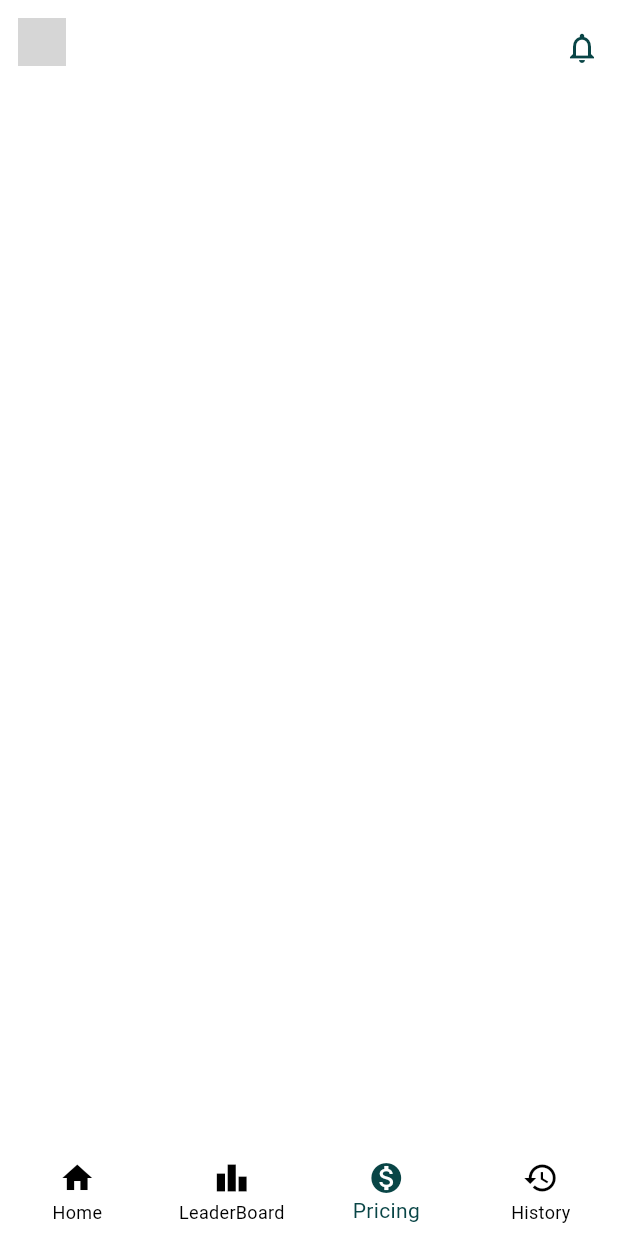
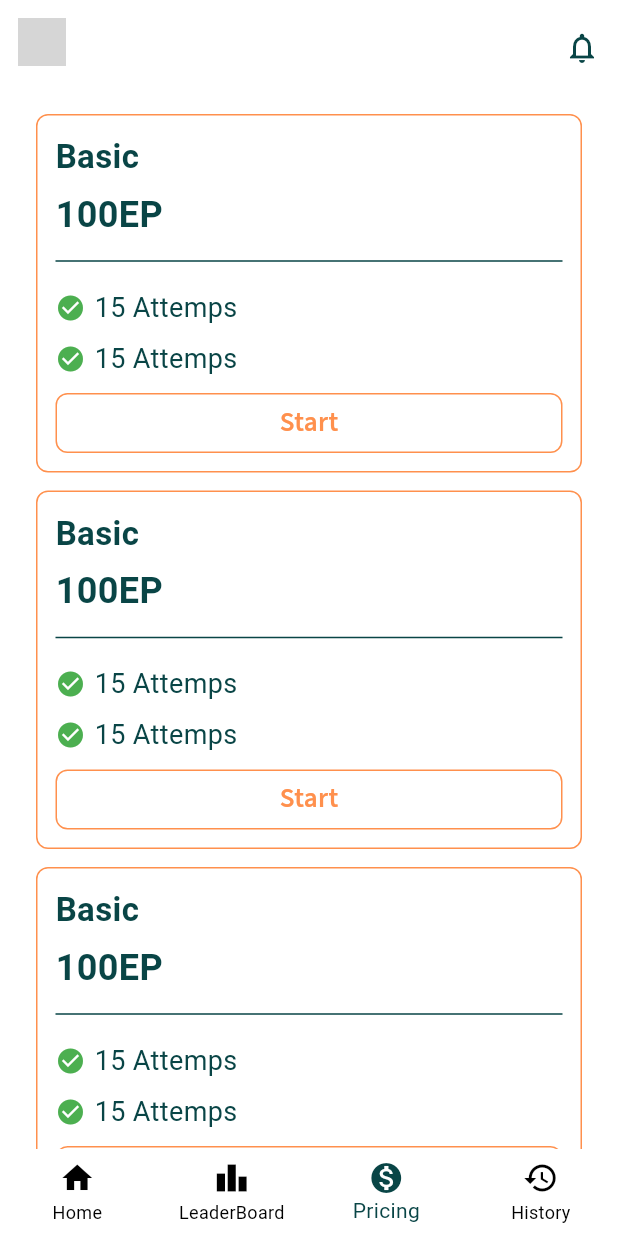
Before and after one commit to MohamedAlaga/gammal_tech_final_exam, a Flutter app: the PricingScreen screen opened directly, on a phone screen of 412 x 824 dp. Run offline on Flutter 3.47's test engine with Material 3 defaults, Android fonts, the phone set to English and light mode, and no system bars; drawn by our look-alikes of toastification; our stand-ins replace animate_do, circular_countdown_timer, dartz, equatable, flutter_bloc, flutter_highlight and 5 more; missing offline and left inert: fawry_sdk; accounts and stored records are empty; network calls fail; grey boxes are pictures that could not be loaded.

Commit message:
add pricing screen and make card pricing ..!

```diff
--- /dev/null
+++ b/lib/presentation/components/pricing_card.dart
@@ -0,0 +1,101 @@
+import 'package:flutter/material.dart';
+
+import 'custom_button.dart';
+
+class PricingCard extends StatelessWidget {
+  const PricingCard({
+    Key? key,
+    required this.title,
+    required this.price,
+    required this.features,
+    required this.borderColor,
+    required this.cardColor,
+    required this.textColor,
+    required this.buttonText,
+    required this.onTap,
+  }) : super(key: key);
+
+  final String title;
+  final String price;
+  final List<String> features;
+  final Color borderColor;
+  final Color cardColor;
+  final Color textColor;
+  final String buttonText;
+  final Function() onTap;
+
+  @override
+  Widget build(BuildContext context) {
+    return Padding(
+      padding: const EdgeInsets.symmetric(vertical: 6),
+      child: Container(
+        width: MediaQuery.of(context).size.width,
+        padding: EdgeInsets.all(12),
+        decoration: BoxDecoration(
+          color: cardColor,
+          borderRadius: BorderRadius.circular(8),
+          border: Border.all(color: borderColor),
+        ),
+        child: Column(
+          crossAxisAlignment: CrossAxisAlignment.start,
+          children: [
+            Text(
+              title,
+              style: TextStyle(
+                color: textColor,
+                fontSize: 22,
+                fontWeight: FontWeight.bold,
+              ),
+            ),
+            SizedBox(height: 6),
+            Text(
+              price,
+              style: TextStyle(
+                color: textColor,
+                fontSize: 24,
+                fontWeight: FontWeight.bold,
+              ),
+            ),
+            SizedBox(height: 6),
+            Divider(
+              color: textColor,
+              thickness: 1,
+            ),
+            SizedBox(height: 6),
+            Column(
+              crossAxisAlignment: CrossAxisAlignment.start,
+              children: features.map((feature) {
+                return Padding(
+                  padding: const EdgeInsets.symmetric(vertical: 4.0),
+                  child: Row(
+                    children: [
+                      Icon(Icons.check_circle, color: Colors.green, size: 20),
+                      SizedBox(width: 6),
+                      Text(
+                        feature,
+                        style: TextStyle(
+                          color: textColor,
+                          fontSize: 18,
+                        ),
+                      ),
+                    ],
+                  ),
+                );
+              }).toList(),
+            ),
+            SizedBox(height: 6),
+            CustomButton(
+              text: 'Start',
+              textColor: borderColor,
+              buttonColor: cardColor,
+              borderColor: borderColor,
+              borderRadius: 8,
+              onTap: onTap,
+              fontSize: 18,
+            )
+          ],
+        ),
+      ),
+    );
+  }
+}
--- a/lib/presentation/screens/pricing_screen.dart
+++ b/lib/presentation/screens/pricing_screen.dart
@@ -2,6 +2,7 @@ import 'package:flutter/material.dart';
 import 'package:flutter_bloc/flutter_bloc.dart';
 import 'package:gammal_tech_final_exam/presentation/components/main_app_bar.dart';
 import 'package:gammal_tech_final_exam/presentation/components/nav_bar.dart';
+import 'package:gammal_tech_final_exam/presentation/components/pricing_card.dart';
 import 'package:gammal_tech_final_exam/presentation/screens/user_history_screen.dart';
 
 import '../controller/user_bloc.dart';
@@ -31,7 +32,47 @@ class PricingScreen extends StatelessWidget {
         ),
       ),
       backgroundColor: Colors.white,
-      body: Column(),
+      body: SingleChildScrollView(
+        child: Padding(
+          padding: const EdgeInsets.symmetric(horizontal: 24, vertical: 18),
+          child: Center(
+            child: Column(
+              children: [
+                PricingCard(
+                  title: 'Basic',
+                  price: '100EP',
+                  features: ['15 Attemps', '15 Attemps'],
+                  cardColor: Colors.white,
+                  textColor: Color(0xff094546),
+                  borderColor: Color(0xffFF904D),
+                  buttonText: 'Start',
+                  onTap: () {},
+                ),
+                PricingCard(
+                  title: 'Basic',
+                  price: '100EP',
+                  features: ['15 Attemps', '15 Attemps'],
+                  cardColor: Colors.white,
+                  textColor: Color(0xff094546),
+                  borderColor: Color(0xffFF904D),
+                  buttonText: 'Start',
+                  onTap: () {},
+                ),
+                PricingCard(
+                  title: 'Basic',
+                  price: '100EP',
+                  features: ['15 Attemps', '15 Attemps'],
+                  cardColor: Colors.white,
+                  textColor: Color(0xff094546),
+                  borderColor: Color(0xffFF904D),
+                  buttonText: 'Start',
+                  onTap: () {},
+                )
+              ],
+            ),
+          ),
+        ),
+      ),
       bottomNavigationBar: NavBar(currentIndex: 2),
     );
   }
```
